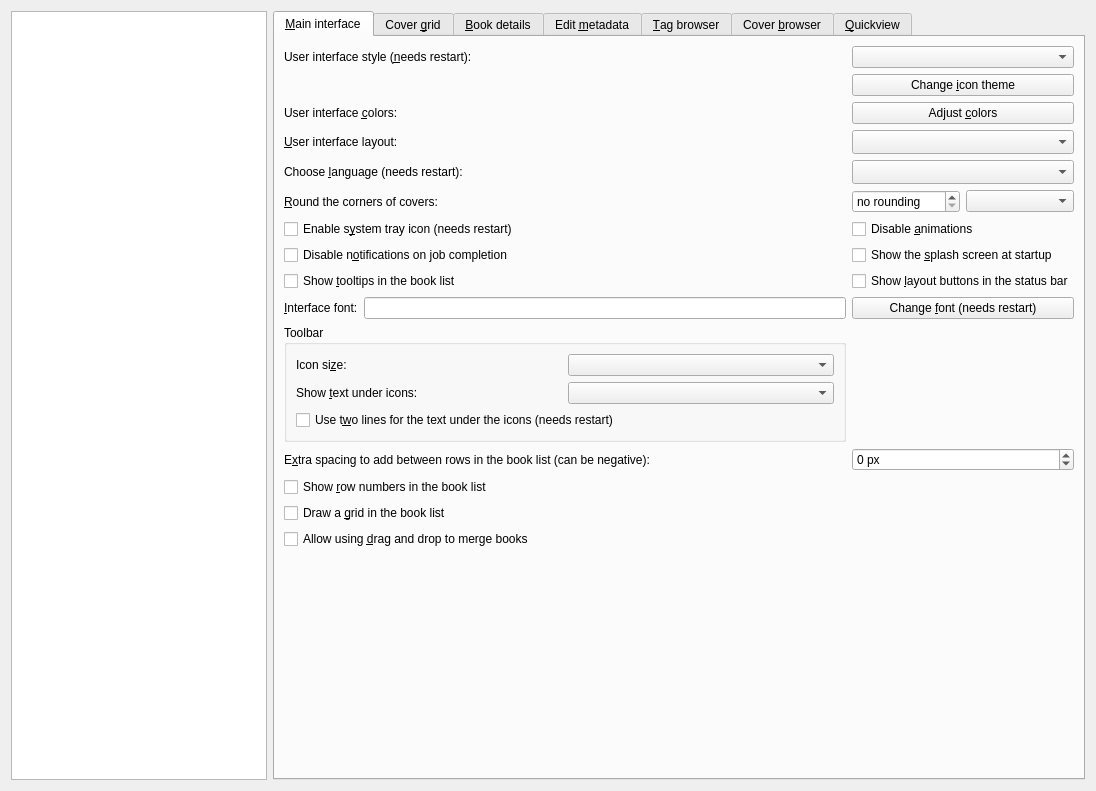
The window that src/calibre/gui2/preferences/look_feel.ui (debian-calibre/calibre) describes before a commit, drawn with Qt 5.
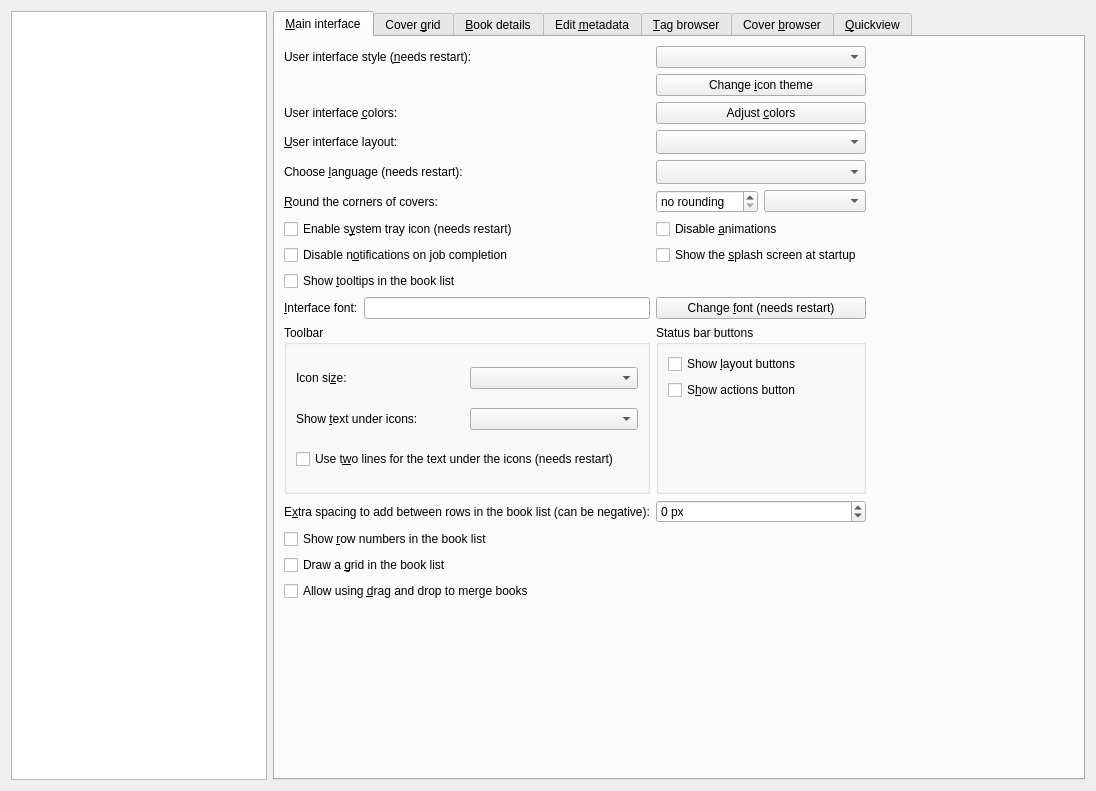
The same window after the commit. Icons and pictures are not drawn. Custom widgets are drawn as their Qt base class.

```diff
--- a/src/calibre/gui2/preferences/look_feel.ui
+++ b/src/calibre/gui2/preferences/look_feel.ui
@@ -41,6 +41,23 @@
        <item row="0" column="1">
         <widget class="QComboBox" name="opt_ui_style"/>
        </item>
+       <item row="0" column="2">
+        <layout class="QHBoxLayout">
+         <item>
+          <spacer name="horizontalSpacer_3">
+           <property name="orientation">
+            <enum>Qt::Horizontal</enum>
+           </property>
+           <property name="sizeHint" stdset="0">
+            <size>
+             <width>20</width>
+             <height>1</height>
+            </size>
+           </property>
+          </spacer>
+         </item>
+        </layout>
+       </item>
        <item row="1" column="0">
         <widget class="QLabel" name="icon_theme">
          <property name="text">
@@ -190,13 +207,6 @@
          </property>
         </widget>
        </item>
-       <item row="8" column="1">
-        <widget class="QCheckBox" name="opt_show_layout_buttons">
-         <property name="text">
-          <string>Show &amp;layout buttons in the status bar</string>
-         </property>
-        </widget>
-       </item>
        <item row="9" column="0">
         <layout class="QHBoxLayout" name="horizontalLayout">
          <item>
@@ -267,6 +277,48 @@
          </layout>
         </widget>
        </item>
+       <item row="10" column="1">
+        <widget class="QGroupBox" name="groupBox">
+         <property name="title">
+          <string>Status bar buttons</string>
+         </property>
+         <layout class="QVBoxLayout">
+          <item>
+           <widget class="QCheckBox" name="opt_show_layout_buttons">
+            <property name="toolTip">
+             <string>Show individual buttons to control the layout of th einterface rather than a single button with a popup.</string>
+            </property>
+            <property name="text">
+             <string>Show &amp;layout buttons</string>
+            </property>
+           </widget>
+          </item>
+          <item>
+           <widget class="QCheckBox" name="opt_show_sb_all_actions_button">
+            <property name="toolTip">
+             <string>Show a button that gives quick access to all available actions with a single click.</string>
+            </property>
+            <property name="text">
+             <string>S&amp;how actions button</string>
+            </property>
+           </widget>
+          </item>
+          <item>
+           <spacer name="horizontalSpacer_3">
+            <property name="orientation">
+             <enum>Qt::Vertical</enum>
+            </property>
+            <property name="sizeHint" stdset="0">
+             <size>
+              <width>10</width>
+              <height>20</height>
+             </size>
+            </property>
+           </spacer>
+          </item>
+         </layout>
+        </widget>
+       </item>
        <item row="11" column="0">
         <widget class="QLabel" name="label_4">
          <property name="text">
```
Left out of the diff: 4 changed lines with no effect on the pictures.
